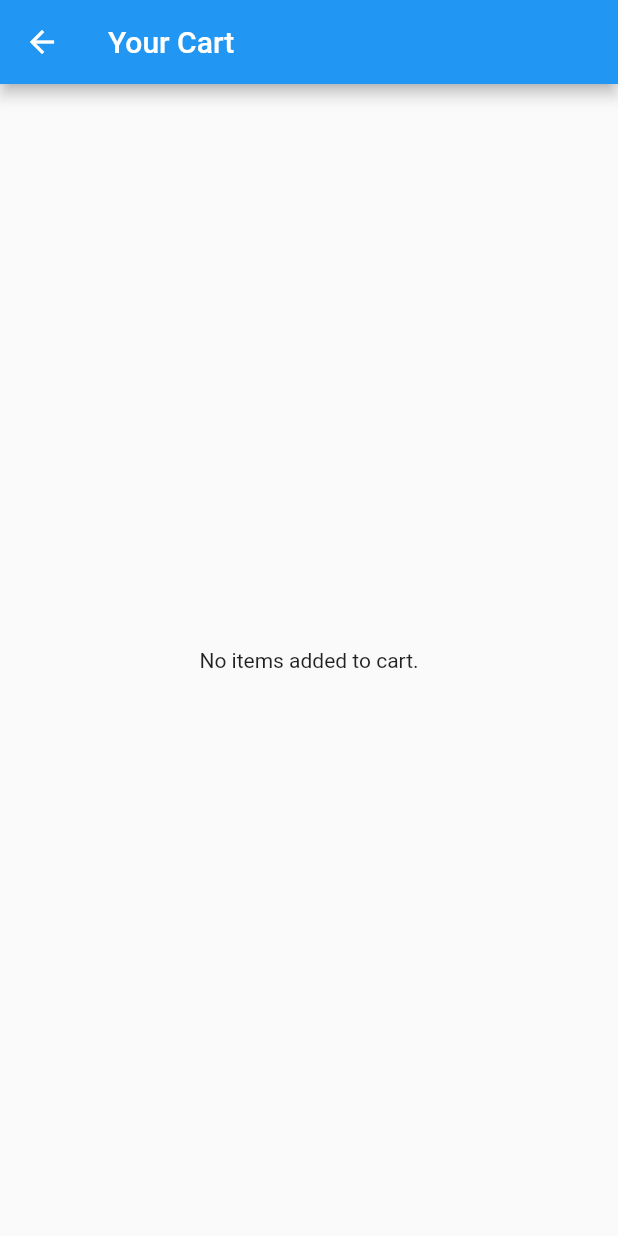
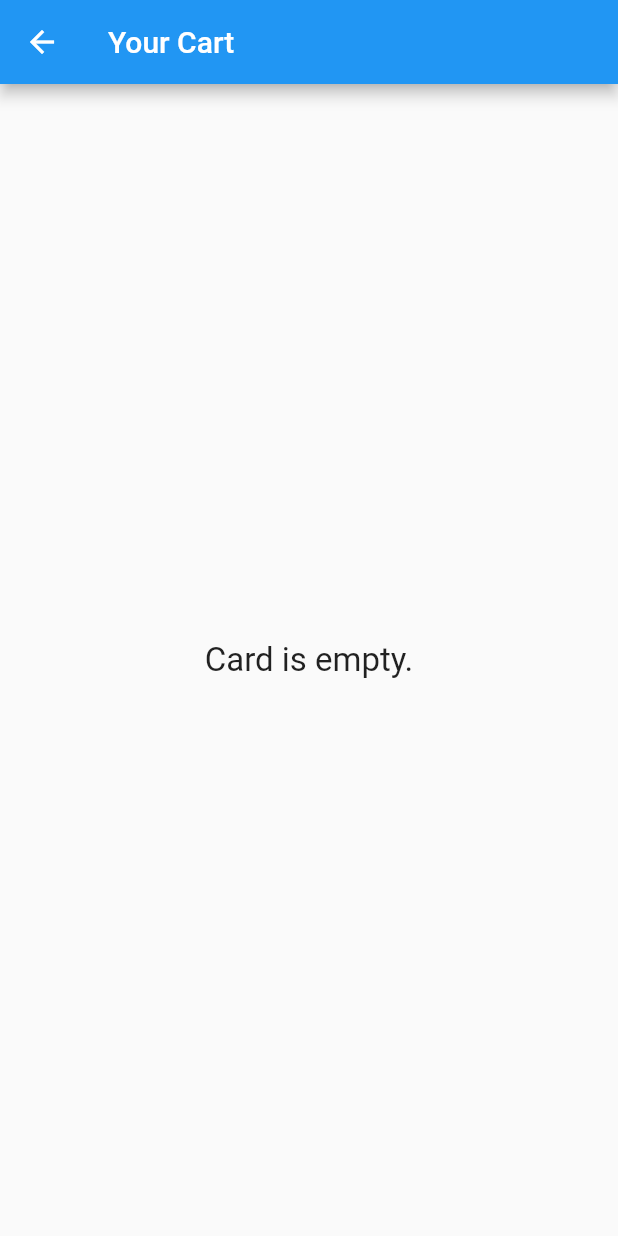
Before and after one commit to parth625/provider_app, a Flutter app: the CartPage screen opened directly, on a phone screen of 412 x 824 dp. Run offline on Flutter 3.47's test engine with Material 3 defaults, Android fonts, the phone set to English and light mode, and no system bars.

Commit message:
first commit

```diff
--- a/lib/task/cart_page.dart
+++ b/lib/task/cart_page.dart
@@ -63,7 +63,7 @@ class CartPage extends StatelessWidget {
                 );
               },
             )
-          : Center(child: Text('No items added to cart.')),
+          : Center(child: Text('Card is empty.', style: TextStyle(fontSize: 22),), ),
     );
   }
 }
```
